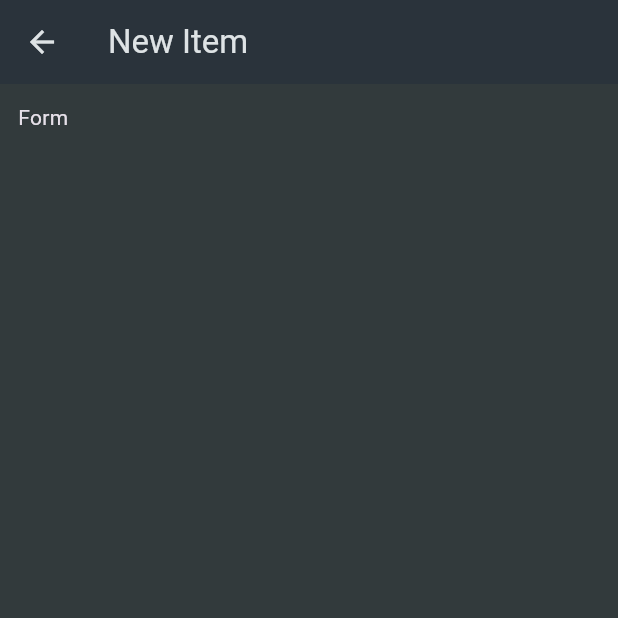
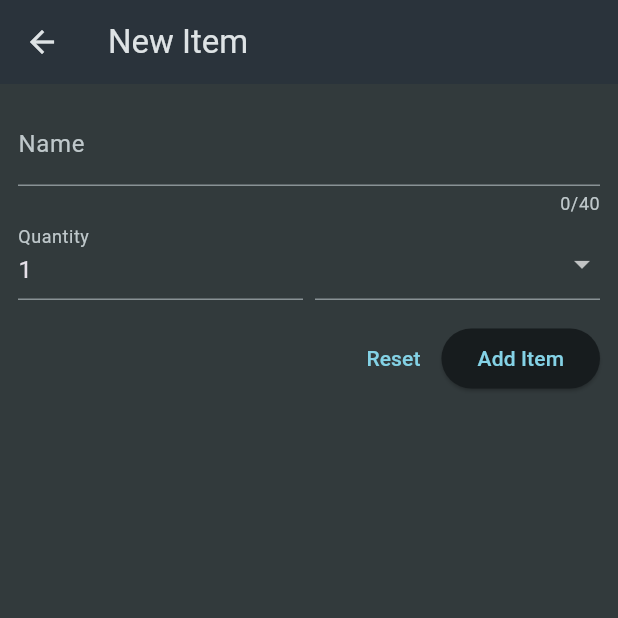
Before and after one commit to Sukhmeetsingh306/Shopping_flutter_app, a Flutter app: the NewItemWidget screen opened directly, on a phone screen of 412 x 824 dp, the top half of it. Run offline on Flutter 3.47's test engine with Material 3 defaults, Android fonts, the phone set to English and light mode, and no system bars.

Commit message:
6Mar Form

```diff
--- a/lib/widget/new_item_widget.dart
+++ b/lib/widget/new_item_widget.dart
@@ -1,4 +1,5 @@
 import 'package:flutter/material.dart';
+import 'package:flutter_shopping_app/data/category_data.dart';
 
 class NewItemWidget extends StatefulWidget {
   const NewItemWidget({super.key});
@@ -18,7 +19,76 @@ class _NewItemWidgetState extends State<NewItemWidget> {
         padding: const EdgeInsets.all(
           12,
         ),
-        child: Text('Form')
+        child: Form(
+          child: Column(
+            children: [
+              TextFormField(
+                maxLength: 40,
+                decoration: const InputDecoration(
+                  label: Text(
+                    'Name',
+                  ),
+                ),
+              ),
+              Row(
+                crossAxisAlignment: CrossAxisAlignment.end,
+                children: [
+                  Expanded(
+                    child: TextFormField(
+                      decoration: const InputDecoration(
+                          label: Text(
+                        'Quantity',
+                      )),
+                      initialValue: '1',
+                    ),
+                  ),
+                  const SizedBox(
+                    width: 8,
+                  ),
+                  Expanded(
+                    child: DropdownButtonFormField(items: [
+                      for (final category in categories.entries)
+                        DropdownMenuItem(
+                          value: category.value,
+                          child: Row(
+                            children: [
+                              Container(
+                                width: 16,
+                                height: 16,
+                                color: category.value.color,
+                              ),
+                              const SizedBox(
+                                width: 6,
+                              ),
+                              Text(
+                                category.value.title,
+                              ),
+                            ],
+                          ),
+                        ),
+                    ], onChanged: (value) {}),
+                  ),
+                ],
+              ),
+              const SizedBox(
+                height: 15,
+              ),
+              Row(
+                mainAxisAlignment: MainAxisAlignment.end,
+                children: [
+                  TextButton(
+                    onPressed: () {},
+                    child: const Text('Reset'),
+                  ),
+                  ElevatedButton(
+                    onPressed: () {},
+                    child: const Text('Add Item'),
+                  ),
+                ],
+              ),
+            ],
+          ),
+        ),
       ),
     );
   }
```
